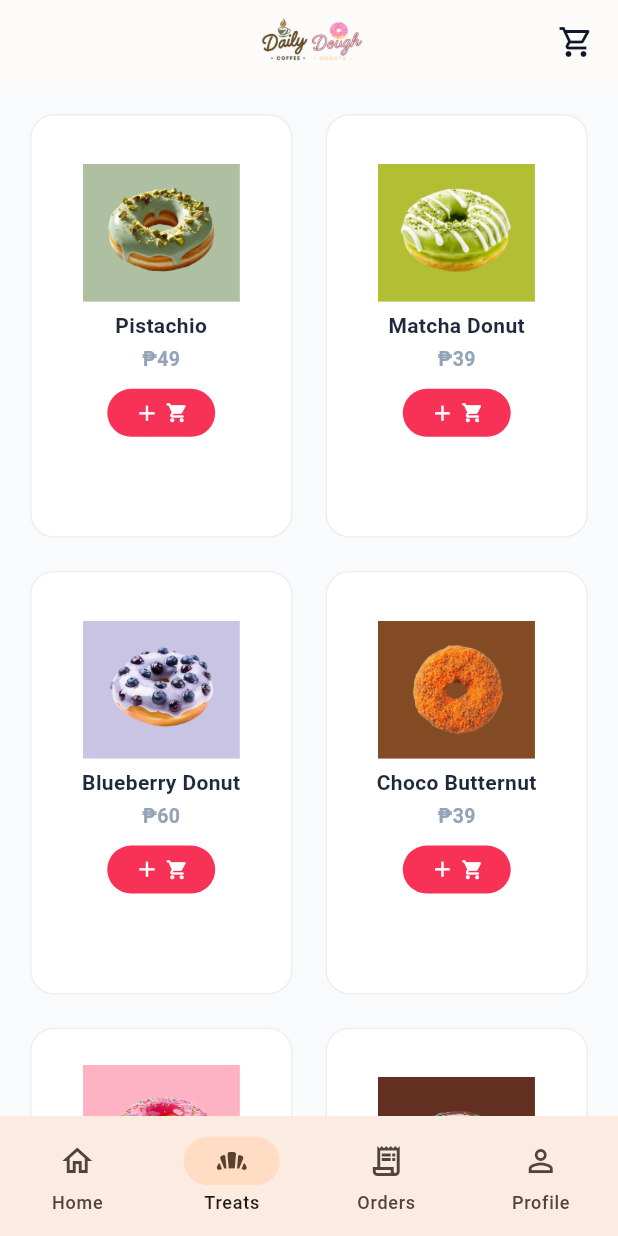
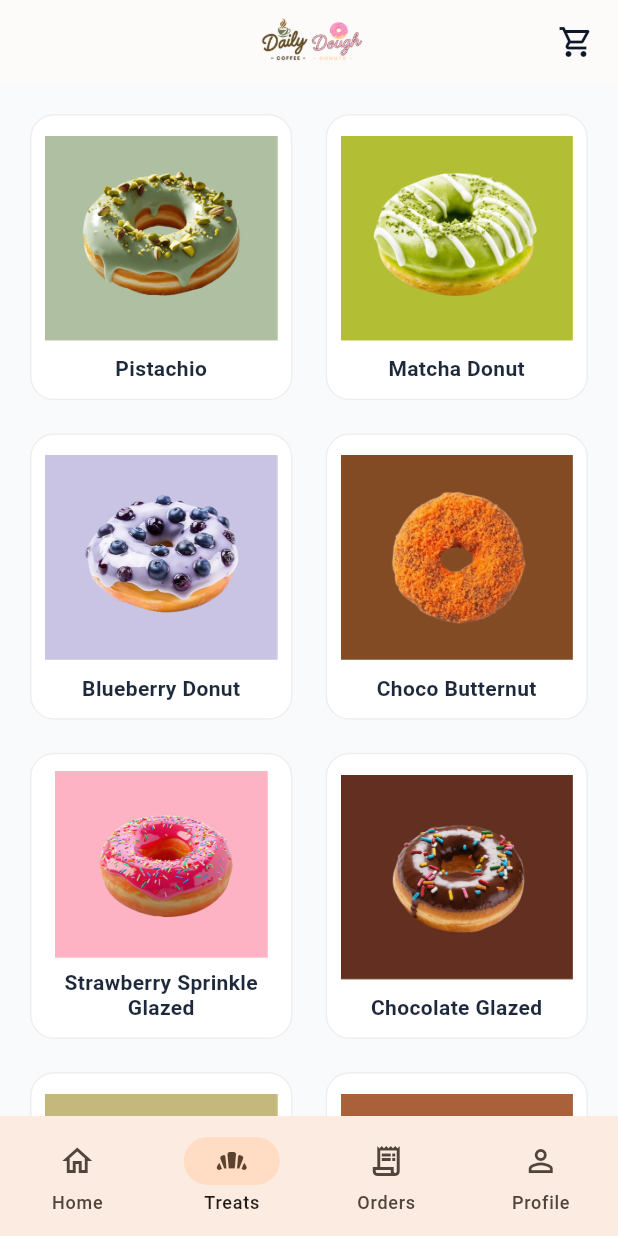
Before and after one commit to kelvs-IT/daily-dough, a Flutter app: the ProductsScreen screen opened directly with empty values, item 2 of the bottom bar chosen, on a phone screen of 412 x 824 dp. Run offline on Flutter 3.47's test engine with Material 3 defaults, Android fonts, the phone set to English and light mode, and no system bars; our stand-ins replace firebase_auth, firebase_core, google_sign_in; accounts and stored records are empty; network calls fail.

Commit message:
feat: clean Treats tab product cards and move Add to Cart to product detail interface

```diff
--- a/mobile_app/lib/user/products_screen.dart
+++ b/mobile_app/lib/user/products_screen.dart
@@ -170,7 +170,6 @@ class ProductsScreen extends StatefulWidget {
 
 class _ProductsScreenState extends State<ProductsScreen> {
   late int _currentIndex;
-  final Map<String, int> _selectedQuantities = {};
 
   @override
   void initState() {
@@ -1735,7 +1734,7 @@ class _ProductsScreenState extends State<ProductsScreen> {
           crossAxisCount: 2,
           crossAxisSpacing: 14,
           mainAxisSpacing: 14,
-          childAspectRatio: 0.63,
+          childAspectRatio: 0.92,
         ),
         itemBuilder: (context, index) {
           final item = treats[index];
@@ -1746,10 +1745,6 @@ class _ProductsScreenState extends State<ProductsScreen> {
   }
 
   Widget _buildTreatCard(TreatItem item) {
-    final cartQty = widget.firebaseService.getProductQuantity(item.name);
-    final localQty = _selectedQuantities[item.name] ?? cartQty;
-    final isConfirmed = (localQty == cartQty) && (cartQty > 0);
-
     return Card(
       elevation: 0,
       shape: RoundedRectangleBorder(
@@ -1776,9 +1771,13 @@ class _ProductsScreenState extends State<ProductsScreen> {
           child: Column(
             mainAxisAlignment: MainAxisAlignment.center,
             children: [
-            SizedBox(
-              height: 92,
+              Expanded(
+                child: Center(
+                  child: Hero(
+                    tag: 'treat_${item.name}',
                     child: _buildTreatItemImage(item.assetPath),
+                  ),
+                ),
               ),
               const SizedBox(height: 8),
               Text(
@@ -1793,148 +1792,12 @@ class _ProductsScreenState extends State<ProductsScreen> {
                   height: 1.2,
                 ),
               ),
-            const SizedBox(height: 4),
-            Text(
-              '₱${item.price.toInt()}',
-              textAlign: TextAlign.center,
-              style: const TextStyle(
-                fontSize: 13,
-                fontWeight: FontWeight.w600,
-                color: Color(0xFF94A3B8),
-              ),
-            ),
-            const SizedBox(height: 10),
-            if (localQty == 0)
-              SizedBox(
-                height: 32,
-                child: ElevatedButton(
-                  onPressed: () {
-                    setState(() {
-                      _selectedQuantities[item.name] = 1;
-                    });
-                  },
-                  style: ElevatedButton.styleFrom(
-                    backgroundColor: const Color(0xFFF83256),
-                    foregroundColor: Colors.white,
-                    elevation: 0,
-                    shape: const StadiumBorder(),
-                    padding: const EdgeInsets.symmetric(horizontal: 18),
-                  ),
-                  child: Row(
-                    mainAxisSize: MainAxisSize.min,
-                    children: const [
-                      Icon(Icons.add, size: 17, color: Colors.white),
-                      SizedBox(width: 4),
-                      Icon(Icons.shopping_cart_rounded, size: 15, color: Colors.white),
-                    ],
-                  ),
-                ),
-              )
-            else
-              Row(
-                mainAxisSize: MainAxisSize.min,
-                mainAxisAlignment: MainAxisAlignment.center,
-                children: [
-                  InkWell(
-                    onTap: () async {
-                      final newQty = localQty - 1;
-                      setState(() {
-                        _selectedQuantities[item.name] = newQty;
-                      });
-                      if (newQty == 0 && cartQty > 0) {
-                        final prod = Product(
-                          id: 'treat_${item.name.toLowerCase().replaceAll(' ', '_')}',
-                          name: item.name,
-                          price: item.price,
-                          imageUrl: item.assetPath,
-                        );
-                        await widget.firebaseService.setProductQuantity(prod, 0);
-                      }
-                    },
-                    borderRadius: BorderRadius.circular(20),
-                    child: Container(
-                      width: 32,
-                      height: 32,
-                      decoration: const BoxDecoration(
-                        color: Color(0xFFF83256),
-                        shape: BoxShape.circle,
-                      ),
-                      child: const Icon(Icons.remove, size: 18, color: Colors.white),
-                    ),
-                  ),
-                  Padding(
-                    padding: const EdgeInsets.symmetric(horizontal: 12),
-                    child: Text(
-                      '$localQty',
-                      style: const TextStyle(
-                        fontSize: 15,
-                        fontWeight: FontWeight.bold,
-                        color: Color(0xFF1E293B),
-                      ),
-                    ),
-                  ),
-                  InkWell(
-                    onTap: () {
-                      setState(() {
-                        _selectedQuantities[item.name] = localQty + 1;
-                      });
-                    },
-                    borderRadius: BorderRadius.circular(20),
-                    child: Container(
-                      width: 32,
-                      height: 32,
-                      decoration: const BoxDecoration(
-                        color: Color(0xFFF83256),
-                        shape: BoxShape.circle,
-                      ),
-                      child: const Icon(Icons.add, size: 18, color: Colors.white),
-                    ),
-                  ),
-                ],
-              ),
-            const SizedBox(height: 6),
-            if (localQty > 0)
-              InkWell(
-                onTap: isConfirmed
-                    ? null
-                    : () async {
-                        final prod = Product(
-                          id: 'treat_${item.name.toLowerCase().replaceAll(' ', '_')}',
-                          name: item.name,
-                          price: item.price,
-                          imageUrl: item.assetPath,
-                        );
-                        await widget.firebaseService.setProductQuantity(prod, localQty);
-                        if (mounted) {
-                          setState(() {});
-                        }
-                      },
-                borderRadius: BorderRadius.circular(20),
-                child: Container(
-                  padding: const EdgeInsets.symmetric(horizontal: 18, vertical: 6),
-                  decoration: BoxDecoration(
-                    color: isConfirmed ? const Color(0xFFB2BE33) : const Color(0xFF624B1D),
-                    borderRadius: BorderRadius.circular(20),
-                  ),
-                  child: const Text(
-                    'CONFIRM',
-                    style: TextStyle(
-                      fontSize: 12,
-                      fontWeight: FontWeight.bold,
-                      color: Colors.white,
-                      letterSpacing: 0.5,
-                    ),
-                  ),
-                ),
-              )
-            else
-              const SizedBox(height: 28),
-          ],
-        ),
-      ),
-    ),
-  );
-}
-
-
-}
+            ],
+          ),
+        ),
+      ),
+    );
+  }
+
+
+}
```
Also changed, not shown: mobile_app/lib/user/product_detail_screen.dart (+4 -4 lines), 1 other file. Lines whose indentation alone changed are shown as unchanged.
